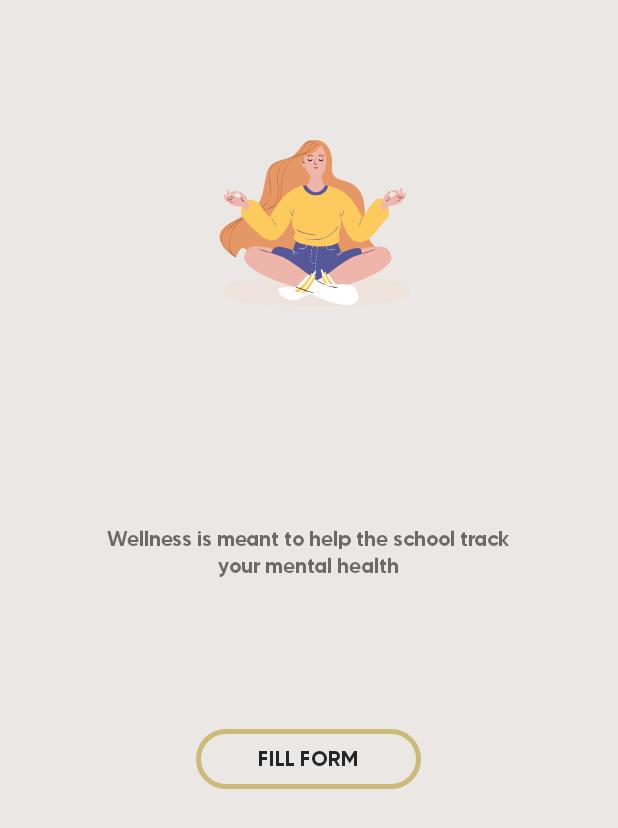
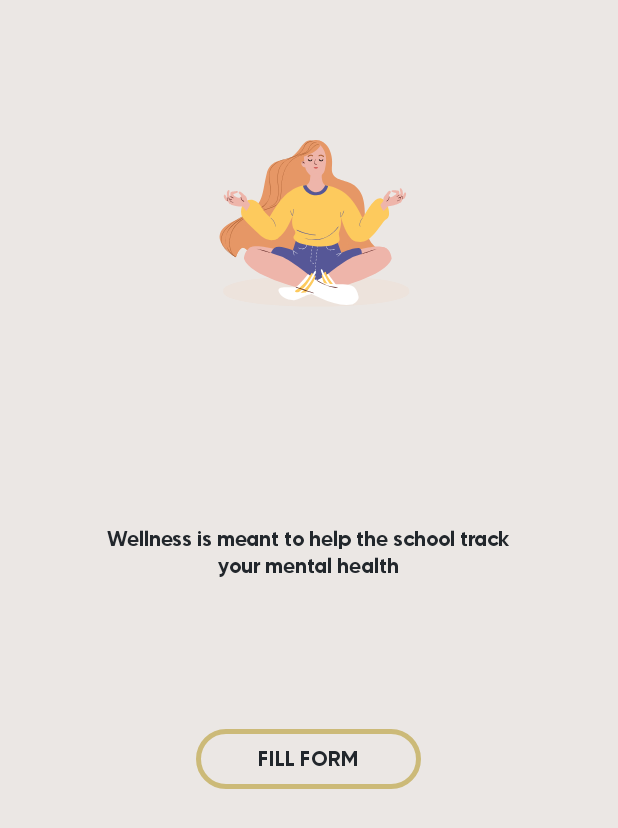
Before and after one commit to slimripah/Moringa, an Android app: the Wellness screen opened directly, with no data from a screen before it, on a phone screen of 412 x 824 dp. Shown: the top 828 px of the screen. Run offline under Robolectric (Android 15) with nearby library versions, the phone set to English and light mode, and no system bars.

Commit message:
another fix

```diff
--- a/app/src/main/java/com/slimripah/moringa/Common/Wellness.java
+++ b/app/src/main/java/com/slimripah/moringa/Common/Wellness.java
@@ -12,6 +12,7 @@ import android.view.View;
 import com.airbnb.lottie.LottieAnimationView;
 import com.slimripah.moringa.R;
 import com.slimripah.moringa.Webviews.BlogWebview;
+import com.slimripah.moringa.Webviews.WellnessWebview;
 
 public class Wellness extends AppCompatActivity {
 
@@ -31,7 +32,7 @@ public class Wellness extends AppCompatActivity {
     }
 
     public void fill(View view) {
-        Intent intent = new Intent(Wellness.this, Wellness.class);
+        Intent intent = new Intent(Wellness.this, WellnessWebview.class);
         intent.putExtra("urlWell", "https://docs.google.com/forms/");
         startActivity(intent);
     }
--- a/app/src/main/res/layout/activity_wellness.xml
+++ b/app/src/main/res/layout/activity_wellness.xml
@@ -21,6 +21,7 @@
         android:layout_width="wrap_content"
         android:layout_height="wrap_content"
         android:layout_below="@id/health"
+        android:textColor="?colorOnPrimary"
         android:layout_marginTop="120dp"
         android:layout_centerHorizontal="true"
         android:text="@string/tired"
@@ -31,6 +32,7 @@
         android:layout_width="wrap_content"
         android:layout_height="wrap_content"
         android:text="@string/tired2"
+        android:textColor="?colorOnPrimary"
         android:layout_below="@id/health2"
         android:layout_centerHorizontal="true"
         android:fontFamily="@font/gilroy_bold" />
```
